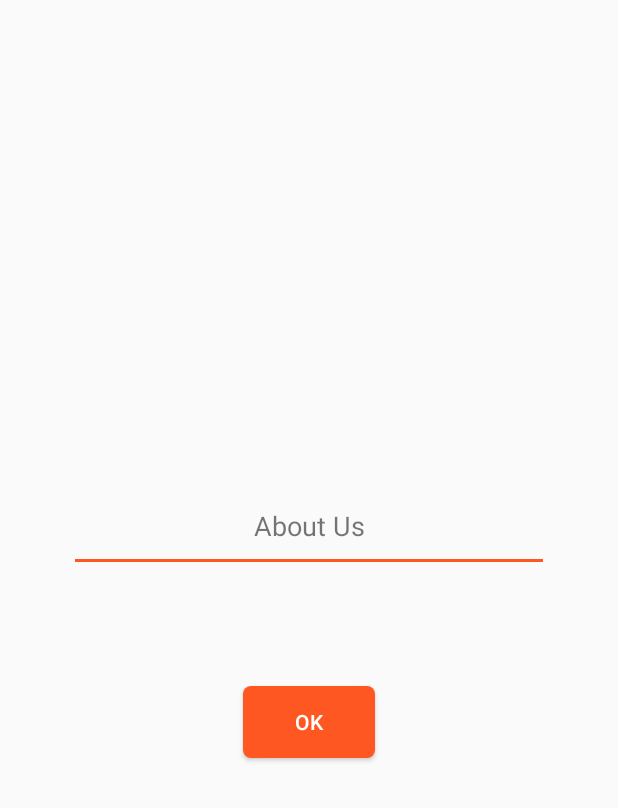
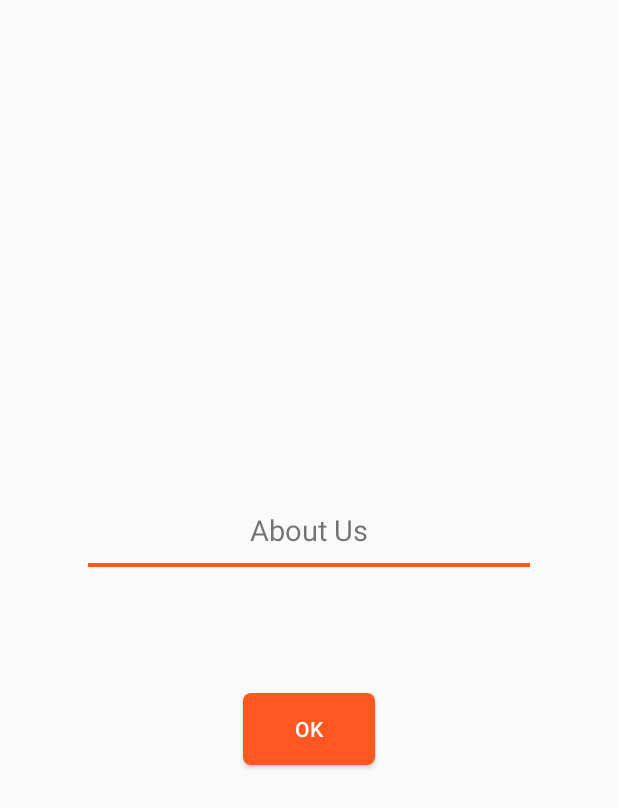
Before and after one commit to SQGit/mCity, an Android app: the layout aboutus.xml on its own in the app's theme, with its tools: preview values and no code run, on a phone screen of 412 x 824 dp. Shown: the top 808 px of the screen. Run offline under Robolectric (Android 15) with nearby library versions, the phone set to English and light mode, and no system bars.

```diff
--- a/app/src/main/java/mcity/com/mcity/MRental.java
+++ b/app/src/main/java/mcity/com/mcity/MRental.java
@@ -282,7 +282,7 @@ public class MRental extends TabActivity {
         final Button yes = (Button) promptView.findViewById(R.id.btn_ok2);
 
 
-        txt_msg.setText("\n" +"    SQIndia is a total Information Technology Company based out of Guduvanchery.SQIndia has its own Software Development Centre and provides Technology Consulting Services to its clients in India,US,UK and Singapore.Some of its Elite Customers include Mahindra,TVS,Nissan,ZOHO.\n\n              SQIndia also operates 2 Exclusive Lenovo Outlets - Guduvanchery and Chengalpet.SQIndia also has a MultiBranded Mobile showroom with a LIVE DEMO counters.\n\n          The aspirations to grow and serve people in all aspects has always been part of the Company's motto. Mr.Gopi who is the CEO/Founder of the Organization has spent more than a decade in the US and strives to make things easy and accessible for a common man."
+        txt_msg.setText("    SQIndia is a total Information Technology Company based out of Guduvanchery.SQIndia has its own Software Development Centre and provides Technology Consulting Services to its clients in India,US,UK and Singapore.Some of its Elite Customers include Mahindra,TVS,Nissan,ZOHO.\n\n              SQIndia also operates 2 Exclusive Lenovo Outlets - Guduvanchery and Chengalpet.SQIndia also has a MultiBranded Mobile showroom with a LIVE DEMO counters.\n\n          The aspirations to grow and serve people in all aspects has always been part of the Company's motto. Mr.Gopi who is the CEO/Founder of the Organization has spent more than a decade in the US and strives to make things easy and accessible for a common man."
         );
 
         Typeface tf = Typeface.createFromAsset(getApplicationContext().getAssets(), "mont.ttf");
--- a/app/src/main/java/mcity/com/mcity/MRentalPost.java
+++ b/app/src/main/java/mcity/com/mcity/MRentalPost.java
@@ -229,7 +229,7 @@ public class MRentalPost extends TabActivity {
         final TextView txt_msg = (TextView) promptView.findViewById(R.id.txt_msg);
         final Button yes = (Button) promptView.findViewById(R.id.btn_ok2);
 
-        txt_msg.setText("\n" +"    SQIndia is a total Information Technology Company based out of Guduvanchery.SQIndia has its own Software Development Centre and provides Technology Consulting Services to its clients in India,US,UK and Singapore.Some of its Elite Customers include Mahindra,TVS,Nissan,ZOHO.\n\n              SQIndia also operates 2 Exclusive Lenovo Outlets - Guduvanchery and Chengalpet.SQIndia also has a MultiBranded Mobile showroom with a LIVE DEMO counters.\n\n          The aspirations to grow and serve people in all aspects has always been part of the Company's motto. Mr.Gopi who is the CEO/Founder of the Organization has spent more than a decade in the US and strives to make things easy and accessible for a common man."
+        txt_msg.setText("    SQIndia is a total Information Technology Company based out of Guduvanchery.SQIndia has its own Software Development Centre and provides Technology Consulting Services to its clients in India,US,UK and Singapore.Some of its Elite Customers include Mahindra,TVS,Nissan,ZOHO.\n\n              SQIndia also operates 2 Exclusive Lenovo Outlets - Guduvanchery and Chengalpet.SQIndia also has a MultiBranded Mobile showroom with a LIVE DEMO counters.\n\n          The aspirations to grow and serve people in all aspects has always been part of the Company's motto. Mr.Gopi who is the CEO/Founder of the Organization has spent more than a decade in the US and strives to make things easy and accessible for a common man."
         );
 
         Typeface tf = Typeface.createFromAsset(getApplicationContext().getAssets(), "mont.ttf");
--- a/app/src/main/java/mcity/com/mcity/RentalHistory.java
+++ b/app/src/main/java/mcity/com/mcity/RentalHistory.java
@@ -333,7 +333,7 @@ public class RentalHistory extends TabActivity {
         final Button yes = (Button) promptView.findViewById(R.id.btn_ok2);
 
 
-        txt_msg.setText("\n" +"    SQIndia is a total Information Technology Company based out of Guduvanchery.SQIndia has its own Software Development Centre and provides Technology Consulting Services to its clients in India,US,UK and Singapore.Some of its Elite Customers include Mahindra,TVS,Nissan,ZOHO.\n\n              SQIndia also operates 2 Exclusive Lenovo Outlets - Guduvanchery and Chengalpet.SQIndia also has a MultiBranded Mobile showroom with a LIVE DEMO counters.\n\n          The aspirations to grow and serve people in all aspects has always been part of the Company's motto. Mr.Gopi who is the CEO/Founder of the Organization has spent more than a decade in the US and strives to make things easy and accessible for a common man."
+        txt_msg.setText("    SQIndia is a total Information Technology Company based out of Guduvanchery.SQIndia has its own Software Development Centre and provides Technology Consulting Services to its clients in India,US,UK and Singapore.Some of its Elite Customers include Mahindra,TVS,Nissan,ZOHO.\n\n              SQIndia also operates 2 Exclusive Lenovo Outlets - Guduvanchery and Chengalpet.SQIndia also has a MultiBranded Mobile showroom with a LIVE DEMO counters.\n\n          The aspirations to grow and serve people in all aspects has always been part of the Company's motto. Mr.Gopi who is the CEO/Founder of the Organization has spent more than a decade in the US and strives to make things easy and accessible for a common man."
         );
 
         Typeface tf = Typeface.createFromAsset(getApplicationContext().getAssets(), "mont.ttf");
--- a/app/src/main/java/mcity/com/mcity/SearchHouseFilter.java
+++ b/app/src/main/java/mcity/com/mcity/SearchHouseFilter.java
@@ -218,7 +218,7 @@ public class SearchHouseFilter extends Activity {
 
                 } else
                 {
-                    TastyToast.makeText(getApplicationContext(), "your desired House/Apt is not Avalable now", TastyToast.LENGTH_LONG, TastyToast.INFO);
+                    TastyToast.makeText(getApplicationContext(), "Your desired House/Apt is not Avalable now", TastyToast.LENGTH_LONG, TastyToast.INFO);
                     //Toast.makeText(getApplicationContext(),"Your desired house/PG is not available Now..",Toast.LENGTH_SHORT).show();
                 }
             }
--- a/app/src/main/java/mcity/com/mcity/SearchPGFilter.java
+++ b/app/src/main/java/mcity/com/mcity/SearchPGFilter.java
@@ -176,7 +176,7 @@ public class SearchPGFilter extends Activity {
                         listView.setAdapter(hotelAdapter);
                     } else
                     {
-                        TastyToast.makeText(getApplicationContext(), "your desired Room/PG is not Avalable now", TastyToast.LENGTH_LONG, TastyToast.INFO);
+                        TastyToast.makeText(getApplicationContext(), "Your desired Room/PG is not Avalable now", TastyToast.LENGTH_LONG, TastyToast.INFO);
                         //Toast.makeText(getApplicationContext(),"Your desired house/PG is not available Now..",Toast.LENGTH_SHORT).show();
                     }
                 }
--- a/app/src/main/res/layout/aboutus.xml
+++ b/app/src/main/res/layout/aboutus.xml
@@ -1,68 +1,61 @@
 <?xml version="1.0" encoding="utf-8"?>
 <LinearLayout xmlns:android="http://schemas.android.com/apk/res/android"
-    android:orientation="vertical" android:layout_width="match_parent"
-    android:layout_height="match_parent">
-
-
-
+    android:layout_width="match_parent"
+    android:layout_height="match_parent"
+    android:orientation="vertical">
 
     <LinearLayout
         android:layout_width="fill_parent"
         android:layout_height="fill_parent"
-        android:orientation="vertical"
         android:layout_gravity="center"
-        android:gravity="center">
+        android:gravity="center"
+        android:orientation="vertical">
 
         <TextView
+            android:id="@+id/txt_head2"
             android:layout_width="match_parent"
             android:layout_height="wrap_content"
+            android:layout_marginTop="@dimen/_30sdp"
+            android:gravity="center"
             android:text="About Us"
-            android:textSize="18dp"
-            android:layout_marginTop="40dp"
-            android:gravity="center"
-            android:id="@+id/txt_head2"/>
-
+            android:textSize="@dimen/_15sdp" />
 
         <View
             android:layout_width="match_parent"
-            android:layout_height="2dp"
-            android:background="#FF5722"
-            android:layout_marginTop="10dp"
-            android:layout_marginLeft="50dp"
-            android:layout_marginRight="50dp"/>
+            android:layout_height="@dimen/_2sdp"
+            android:layout_marginLeft="@dimen/_45sdp"
+            android:layout_marginRight="@dimen/_45sdp"
+            android:layout_marginTop="@dimen/_7sdp"
+            android:background="#FF5722" />
 
 
         <LinearLayout
             android:layout_width="wrap_content"
             android:layout_height="wrap_content"
-            android:orientation="horizontal"
-            android:layout_marginTop="5dp">
-
-
-
+            android:layout_marginTop="@dimen/_10sdp"
+            android:orientation="horizontal">
 
             <TextView
+                android:id="@+id/txt_msg"
                 android:layout_width="match_parent"
                 android:layout_height="wrap_content"
+                android:layout_gravity="center"
+                android:gravity="center"
+                android:padding="@dimen/_15sdp"
                 android:text=""
-                android:textSize="@dimen/_10sdp"
-                android:padding="@dimen/_15sdp"
-                android:gravity="center"
-                android:layout_marginLeft="10dp"
-                android:layout_gravity="center"
-                android:id="@+id/txt_msg" />
+                android:textSize="@dimen/_10sdp" />
         </LinearLayout>
 
         <Button
+            android:id="@+id/btn_ok2"
             android:layout_width="wrap_content"
             android:layout_height="wrap_content"
+            android:layout_gravity="center_horizontal"
+            android:layout_marginBottom="@dimen/_10sdp"
+            android:layout_marginTop="@dimen/_10sdp"
+            android:background="@drawable/btn_back2"
             android:text="Ok"
-            android:textColor="#ffffff"
-            android:layout_marginTop="20dp"
-            android:background="@drawable/btn_back2"
-            android:id="@+id/btn_ok2"
-            android:layout_marginBottom="20dp"
-            android:layout_gravity="center_horizontal" />
+            android:textColor="#ffffff" />
     </LinearLayout>
 
 
--- a/app/src/main/res/layout/coupon.xml
+++ b/app/src/main/res/layout/coupon.xml
@@ -38,7 +38,7 @@
                 android:layout_height="wrap_content"
                 android:layout_weight="1"
                 android:gravity="center"
-                android:text="mCOUPON"
+                android:text="mCOUPONS"
                 android:textColor="@color/white"
                 android:textSize="@dimen/_17sdp"
                 android:textStyle="bold" />
--- a/app/src/main/res/layout/dashboard.xml
+++ b/app/src/main/res/layout/dashboard.xml
@@ -141,7 +141,7 @@
                         android:layout_height="wrap_content"
                         android:layout_marginTop="@dimen/_5sdp"
                         android:singleLine="true"
-                        android:text="mCOUPON"
+                        android:text="mCOUPONS"
                         android:textColor="@color/coupon_text_color"
                         android:textSize="@dimen/_10sdp" />
 
--- a/app/src/main/res/values/strings.xml
+++ b/app/src/main/res/values/strings.xml
@@ -1,7 +1,7 @@
 <resources>
     <string name="app_name">mCity</string>
     <string name="username">Username</string>
-    <string name="Phonenumber">Phone Number</string>
+    <string name="Phonenumber">Mobile Number</string>
     <string name="password">Enter 5 digit Email Passcode</string>
     <string name="Submit">Submit</string>
     <string name="conpassword">Retype Password</string>
```
Also changed, not shown: app/src/main/res/layout/custom_dialog.xml (+29 -33 lines), app/src/main/res/layout/signup.xml (+26 -26 lines), app/src/main/res/layout/test_login.xml (+24 -22 lines).
